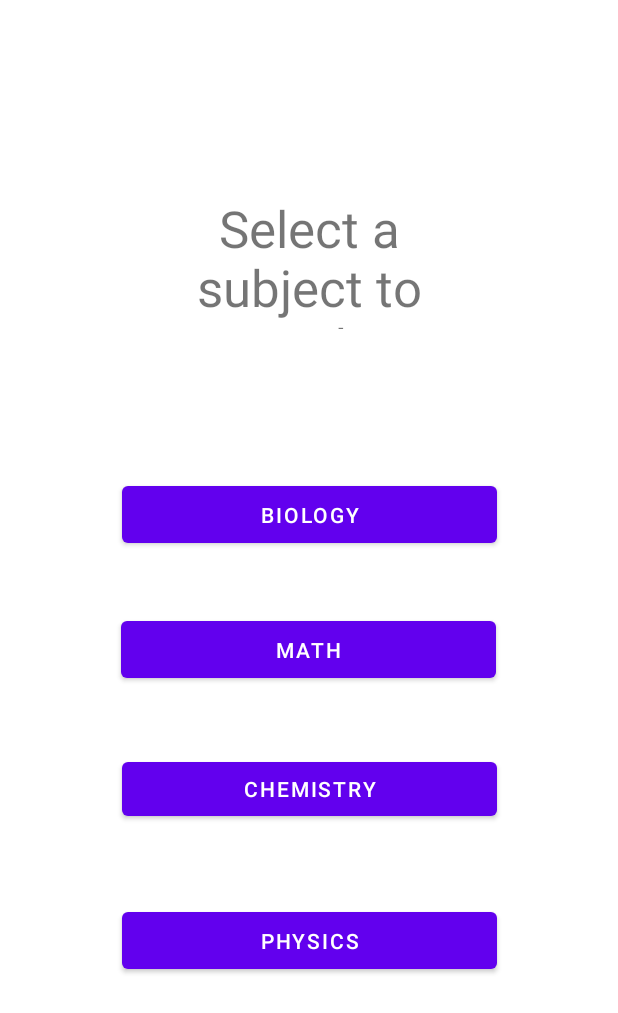
After one commit to madhavkGitHub/PhoneAppV1, an Android app: the layout select_menu.xml on its own in the app's theme, with its tools: preview values and no code run, on a phone screen of 412 x 824 dp. The commit adds this screen. Shown: the top 1013 px of the screen. Run offline under Robolectric (Android 15) with nearby library versions, the phone set to English and light mode, and no system bars.

Commit message:
add subject select page

```diff
--- a/app/src/main/java/com/example/phoneappv1/MainActivity.java
+++ b/app/src/main/java/com/example/phoneappv1/MainActivity.java
@@ -15,7 +15,7 @@ import androidx.navigation.ui.NavigationUI;
 
 import com.example.phoneappv1.databinding.ActivityMainBinding;
 
-public class MainActivity extends AppCompatActivity {
+public class MainActivity extends AppCompatActivity implements View.OnClickListener {
 
     private ActivityMainBinding binding;
 
@@ -24,5 +24,19 @@ public class MainActivity extends AppCompatActivity {
         super.onCreate(savedInstanceState);
         setContentView(R.layout.activity_main);
     }
+    public void onClick(View view) {
+        switch (((Button) view).getText().toString()) {
+            case "Math":
+                break;
+            case "Physics":
+                break;
+            case "Biology":
+                break;
+            case "Chemistry":
+                break;
+            default:
+                // shouldn't happen
+        }
+    }
 
 }
--- /dev/null
+++ b/app/src/main/res/layout/select_menu.xml
@@ -0,0 +1,78 @@
+<?xml version="1.0" encoding="utf-8"?>
+<androidx.constraintlayout.widget.ConstraintLayout xmlns:android="http://schemas.android.com/apk/res/android"
+    xmlns:app="http://schemas.android.com/apk/res-auto"
+    xmlns:tools="http://schemas.android.com/tools"
+    android:layout_width="match_parent"
+    android:layout_height="match_parent">
+
+    <TextView
+        android:id="@+id/textView2"
+        android:layout_width="239dp"
+        android:layout_height="90dp"
+        android:gravity="center"
+        android:text="Select a subject to study"
+        android:textSize="34sp"
+        app:layout_constraintBottom_toTopOf="@+id/BtnBiology"
+        app:layout_constraintEnd_toEndOf="parent"
+        app:layout_constraintStart_toStartOf="parent"
+        app:layout_constraintTop_toTopOf="parent"
+        app:layout_constraintVertical_bias="0.568" />
+
+    <Button
+        android:id="@+id/BtnBiology"
+        android:layout_width="wrap_content"
+        android:layout_height="wrap_content"
+        android:width="250sp"
+        android:height="50sp"
+        android:onClick="onClick"
+        android:text="Biology"
+        app:layout_constraintBottom_toBottomOf="parent"
+        app:layout_constraintEnd_toEndOf="parent"
+        app:layout_constraintHorizontal_bias="0.503"
+        app:layout_constraintStart_toStartOf="parent"
+        app:layout_constraintTop_toTopOf="parent"
+        app:layout_constraintVertical_bias="0.411" />
+
+    <Button
+        android:id="@+id/BtnPhysics"
+        android:layout_width="wrap_content"
+        android:layout_height="wrap_content"
+        android:layout_marginTop="52dp"
+        android:width="250sp"
+        android:height="50sp"
+        android:gravity="center"
+        android:onClick="onClick"
+        android:text="Physics"
+        app:layout_constraintEnd_toEndOf="parent"
+        app:layout_constraintStart_toStartOf="parent"
+        app:layout_constraintTop_toBottomOf="@+id/BtnChemistry" />
+
+    <Button
+        android:id="@+id/BtnMath"
+        android:layout_width="wrap_content"
+        android:layout_height="wrap_content"
+        android:layout_marginTop="40dp"
+        android:width="250sp"
+        android:height="50sp"
+        android:gravity="center"
+        android:onClick="onClick"
+        android:text="Math"
+        app:layout_constraintEnd_toEndOf="parent"
+        app:layout_constraintHorizontal_bias="0.496"
+        app:layout_constraintStart_toStartOf="parent"
+        app:layout_constraintTop_toBottomOf="@+id/BtnBiology" />
+
+    <Button
+        android:id="@+id/BtnChemistry"
+        android:layout_width="wrap_content"
+        android:layout_height="wrap_content"
+        android:layout_marginTop="44dp"
+        android:width="250sp"
+        android:gravity="center"
+        android:onClick="onClick"
+        android:text="Chemistry"
+        app:layout_constraintEnd_toEndOf="parent"
+        app:layout_constraintHorizontal_bias="0.503"
+        app:layout_constraintStart_toStartOf="parent"
+        app:layout_constraintTop_toBottomOf="@+id/BtnMath" />
+</androidx.constraintlayout.widget.ConstraintLayout>
```
